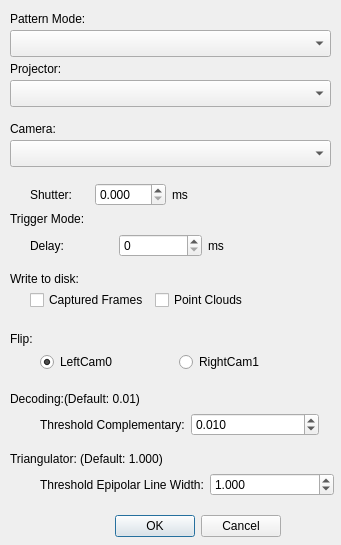
Old version of the form src/SLPreferenceDialog.ui in the repository immermachen/slstudio.
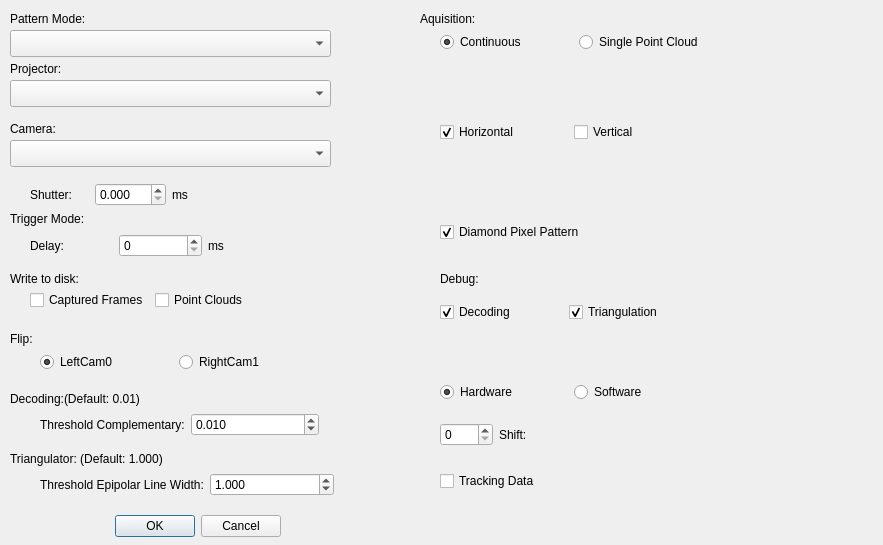
New version of the form.

The edit to the form file:
```diff
--- a/src/SLPreferenceDialog.ui
+++ b/src/SLPreferenceDialog.ui
@@ -6,7 +6,7 @@
    <rect>
     <x>0</x>
     <y>0</y>
-    <width>341</width>
+    <width>883</width>
     <height>545</height>
    </rect>
   </property>
@@ -501,7 +501,7 @@
     <string>Triangulator: (Default: 1.000)</string>
    </property>
   </widget>
-  <widget class="QWidget" name="">
+  <widget class="QWidget" name="layoutWidget">
    <property name="geometry">
     <rect>
      <x>440</x>
@@ -540,6 +540,51 @@
     <string>Tracking Data</string>
    </property>
   </widget>
+  <widget class="QWidget" name="layoutWidget_7">
+   <property name="geometry">
+    <rect>
+     <x>440</x>
+     <y>300</y>
+     <width>251</width>
+     <height>24</height>
+    </rect>
+   </property>
+   <layout class="QHBoxLayout" name="diamondPatternLayout_2">
+    <item>
+     <widget class="QCheckBox" name="CB_Decoding">
+      <property name="text">
+       <string>Decoding</string>
+      </property>
+      <property name="checked">
+       <bool>true</bool>
+      </property>
+     </widget>
+    </item>
+    <item>
+     <widget class="QCheckBox" name="CB_Triangulation">
+      <property name="text">
+       <string>Triangulation</string>
+      </property>
+      <property name="checked">
+       <bool>true</bool>
+      </property>
+     </widget>
+    </item>
+   </layout>
+  </widget>
+  <widget class="QLabel" name="triggerModeLabel_2">
+   <property name="geometry">
+    <rect>
+     <x>440</x>
+     <y>270</y>
+     <width>121</width>
+     <height>17</height>
+    </rect>
+   </property>
+   <property name="text">
+    <string>Debug:</string>
+   </property>
+  </widget>
   <zorder>layoutWidget</zorder>
   <zorder>layoutWidget</zorder>
   <zorder>layoutWidget</zorder>
```
Left out of the diff: 4 changed lines with no effect on the pictures.
